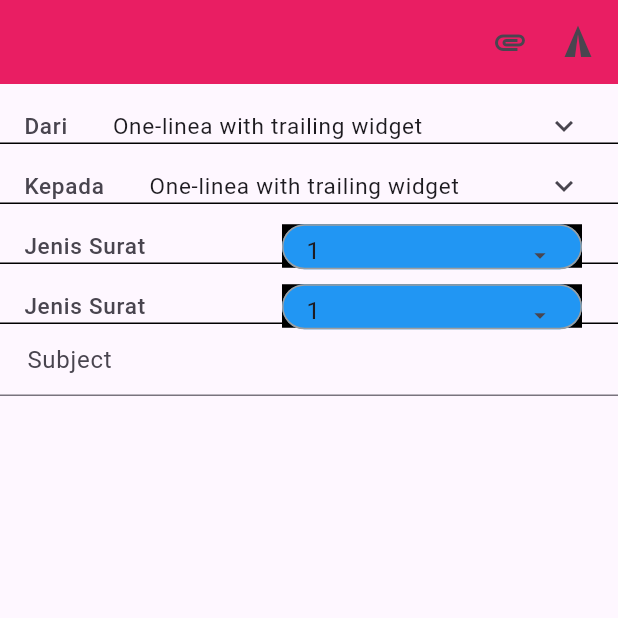
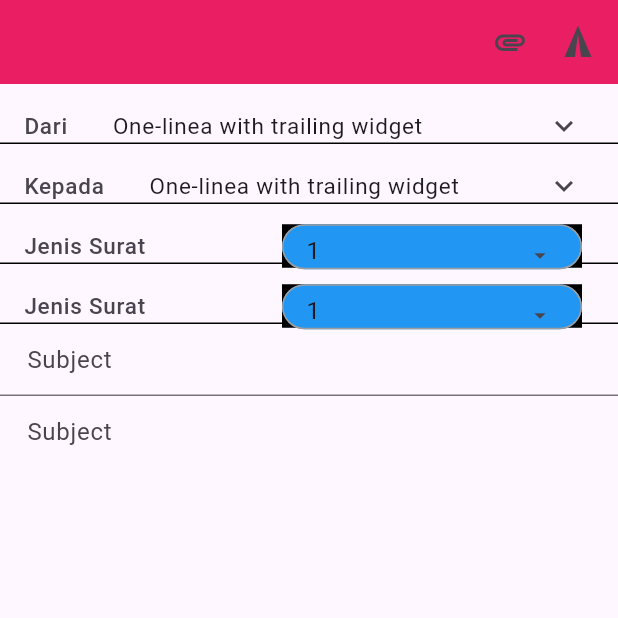
Before and after one commit to Christian-Tiovanto/FE-FlutterProject, a Flutter app: the screen it shows after launch, on a phone screen of 412 x 824 dp, the top half of it. Run offline on Flutter 3.47's test engine with Material 3 defaults, Android fonts, the light colour scheme and no system bars.

Commit message:
refactor(pengajuanSurat): adding optional parameter for border in TextField subject

```diff
--- a/project/lib/tian/PengajuanSurat.dart
+++ b/project/lib/tian/PengajuanSurat.dart
@@ -43,7 +43,12 @@ class _PengajuanSuratState extends State<PengajuanSurat> {
                 ListData: ['1', '2', '3'],
               ),
             ),
-            TextFieldExample(),
+            TextFieldExample(
+              isBorder: true,
+            ),
+            TextFieldExample(
+              isBorder: false,
+            ),
           ],
         ),
       ),
@@ -53,7 +58,8 @@ class _PengajuanSuratState extends State<PengajuanSurat> {
 }
 
 class TextFieldExample extends StatefulWidget {
-  const TextFieldExample({super.key});
+  final bool isBorder;
+  const TextFieldExample({super.key, required this.isBorder});
 
   @override
   State<TextFieldExample> createState() => _TextFieldExampleState();
@@ -80,7 +86,7 @@ class _TextFieldExampleState extends State<TextFieldExample> {
       scrollPhysics: NeverScrollableScrollPhysics(),
       decoration: InputDecoration(
           hintText: "Subject",
-          constraints: BoxConstraints(minHeight: 100),
+          border: widget.isBorder ? UnderlineInputBorder() : InputBorder.none,
           contentPadding: EdgeInsets.symmetric(horizontal: 18, vertical: 8)),
       maxLines: null,
       controller: _controller,
```
